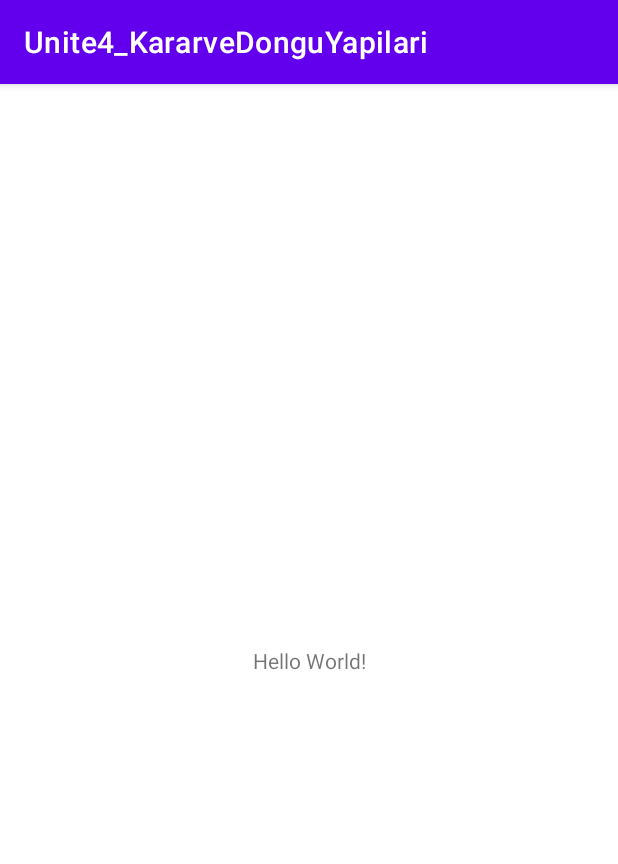
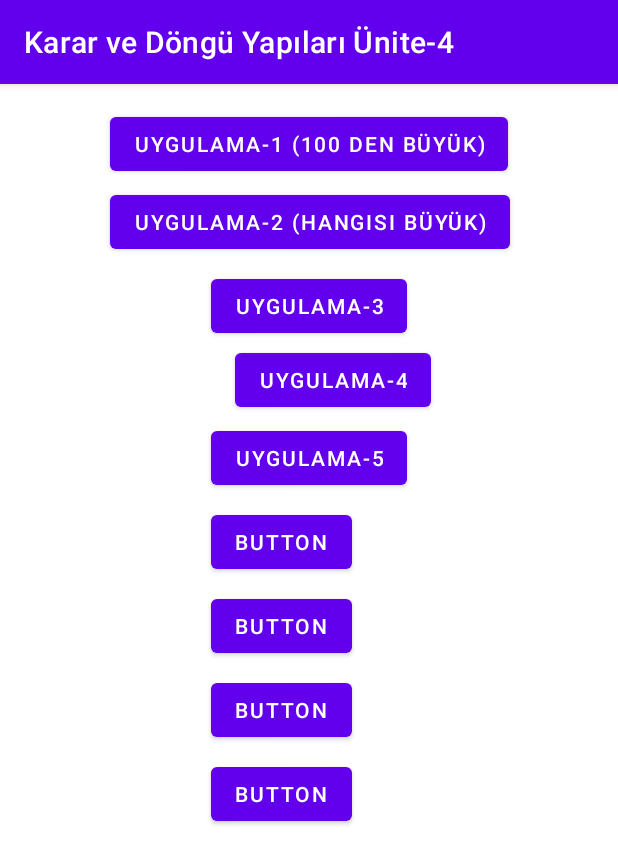
Before and after one commit to busraaltuntas38/Unite4_KararveDonguYapilar-, an Android app: the screen it shows after launch (MainActivity), on a phone screen of 412 x 824 dp. Shown: the top 864 px of the screen. Run offline under Robolectric (Android 15) with nearby library versions, the phone set to English and light mode, and no system bars.

Commit message:
no message

```diff
--- a/app/src/main/res/layout/activity_main.xml
+++ b/app/src/main/res/layout/activity_main.xml
@@ -6,13 +6,89 @@
     android:layout_height="match_parent"
     tools:context=".MainActivity">
 
-    <TextView
+    <Button
+        android:id="@+id/btnUyg1"
         android:layout_width="wrap_content"
         android:layout_height="wrap_content"
-        android:text="Hello World!"
-        app:layout_constraintBottom_toBottomOf="parent"
+        android:layout_marginTop="16dp"
+        android:text="@string/uyg1_name"
         app:layout_constraintEnd_toEndOf="parent"
         app:layout_constraintStart_toStartOf="parent"
         app:layout_constraintTop_toTopOf="parent" />
 
+    <Button
+        android:id="@+id/btnUyg2"
+        android:layout_width="wrap_content"
+        android:layout_height="wrap_content"
+        android:layout_marginTop="4dp"
+        android:text="@string/uyg2_name"
+        app:layout_constraintStart_toStartOf="@+id/btnUyg1"
+        app:layout_constraintTop_toBottomOf="@+id/btnUyg1" />
+
+    <Button
+        android:id="@+id/btnUyg3"
+        android:layout_width="wrap_content"
+        android:layout_height="wrap_content"
+        android:layout_marginTop="8dp"
+        android:text="@string/uyg3_name"
+        app:layout_constraintEnd_toEndOf="parent"
+        app:layout_constraintStart_toStartOf="parent"
+        app:layout_constraintTop_toBottomOf="@+id/btnUyg2" />
+
+    <Button
+        android:id="@+id/btnUyg4"
+        android:layout_width="wrap_content"
+        android:layout_height="wrap_content"
+        android:layout_marginStart="16dp"
+        android:layout_marginTop="1dp"
+        android:text="@string/uyg4_name"
+        app:layout_constraintStart_toStartOf="@+id/btnUyg3"
+        app:layout_constraintTop_toBottomOf="@+id/btnUyg3" />
+
+    <Button
+        android:id="@+id/btnUyg5"
+        android:layout_width="wrap_content"
+        android:layout_height="wrap_content"
+        android:layout_marginTop="4dp"
+        android:layout_marginEnd="16dp"
+        android:text="@string/uyg5_name"
+        app:layout_constraintEnd_toEndOf="@+id/btnUyg4"
+        app:layout_constraintTop_toBottomOf="@+id/btnUyg4" />
+
+    <Button
+        android:id="@+id/btnUyg"
+        android:layout_width="wrap_content"
+        android:layout_height="wrap_content"
+        android:layout_marginTop="8dp"
+        android:text="Button"
+        app:layout_constraintStart_toStartOf="@+id/btnUyg5"
+        app:layout_constraintTop_toBottomOf="@+id/btnUyg5" />
+
+    <Button
+        android:id="@+id/button19"
+        android:layout_width="wrap_content"
+        android:layout_height="wrap_content"
+        android:layout_marginTop="8dp"
+        android:text="Button"
+        app:layout_constraintStart_toStartOf="@+id/btnUyg"
+        app:layout_constraintTop_toBottomOf="@+id/btnUyg" />
+
+    <Button
+        android:id="@+id/button20"
+        android:layout_width="wrap_content"
+        android:layout_height="wrap_content"
+        android:layout_marginTop="8dp"
+        android:text="Button"
+        app:layout_constraintStart_toStartOf="@+id/button19"
+        app:layout_constraintTop_toBottomOf="@+id/button19" />
+
+    <Button
+        android:id="@+id/button21"
+        android:layout_width="wrap_content"
+        android:layout_height="wrap_content"
+        android:layout_marginTop="8dp"
+        android:text="Button"
+        app:layout_constraintStart_toStartOf="@+id/button20"
+        app:layout_constraintTop_toBottomOf="@+id/button20" />
+
 </androidx.constraintlayout.widget.ConstraintLayout>
--- /dev/null
+++ b/app/src/main/res/layout/uyg1_activitye.xml
@@ -0,0 +1,28 @@
+<?xml version="1.0" encoding="utf-8"?>
+<androidx.constraintlayout.widget.ConstraintLayout xmlns:android="http://schemas.android.com/apk/res/android"
+    xmlns:app="http://schemas.android.com/apk/res-auto"
+    xmlns:tools="http://schemas.android.com/tools"
+    android:layout_width="match_parent"
+    android:layout_height="match_parent">
+
+    <EditText
+        android:id="@+id/editTextNumber"
+        android:layout_width="wrap_content"
+        android:layout_height="wrap_content"
+        android:layout_marginStart="76dp"
+        android:layout_marginTop="35dp"
+        android:ems="10"
+        android:inputType="number"
+        app:layout_constraintStart_toStartOf="parent"
+        app:layout_constraintTop_toTopOf="parent" />
+
+    <Button
+        android:id="@+id/button"
+        android:layout_width="wrap_content"
+        android:layout_height="wrap_content"
+        android:layout_marginTop="24dp"
+        android:text="Button"
+        app:layout_constraintEnd_toEndOf="@+id/editTextNumber"
+        app:layout_constraintStart_toStartOf="@+id/editTextNumber"
+        app:layout_constraintTop_toBottomOf="@+id/editTextNumber" />
+</androidx.constraintlayout.widget.ConstraintLayout>
--- a/app/src/main/res/values/strings.xml
+++ b/app/src/main/res/values/strings.xml
@@ -1,3 +1,13 @@
 <resources>
-    <string name="app_name">Unite4_KararveDonguYapilari</string>
+    <string name="app_name">Karar ve Döngü Yapıları Ünite-4</string>
+    <string name="uyg1_name">Uygulama-1 (100 den Büyük)</string>
+    <string name="uyg2_name">Uygulama-2 (Hangisi Büyük)</string>
+    <string name="uyg3_name">Uygulama-3 </string>
+    <string name="uyg4_name">Uygulama-4 </string>
+    <string name="uyg5_name">Uygulama-5 </string>
+    <string name="uyg6_name">Uygulama-6 </string>
+    <string name="uyg7_name">Uygulama-7 </string>
+    <string name="uyg8_name">Uygulama-8 </string>
+    <string name="uyg9_name">Uygulama-9 </string>
+    <string name="uyg10_name">Uygulama-10 </string>
 </resources>
```
